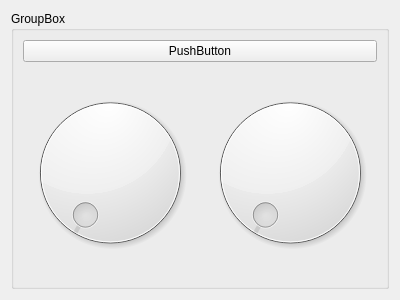
harrishancock/QtBaroboLink, file controlpanel.ui: the form before one commit.
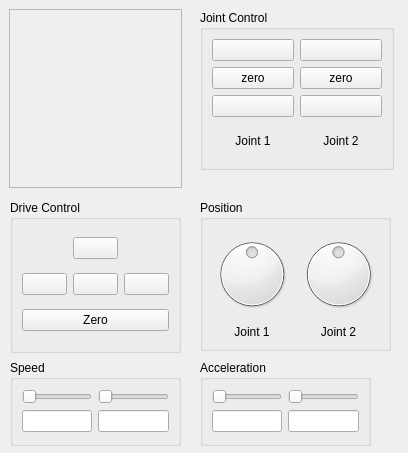
The form after the commit. Icons and pictures are not drawn.

Commit message: Implementing control panel...

Patch:
```diff
--- a/controlpanel.ui
+++ b/controlpanel.ui
@@ -6,37 +6,408 @@
    <rect>
     <x>0</x>
     <y>0</y>
-    <width>400</width>
-    <height>300</height>
+    <width>408</width>
+    <height>453</height>
    </rect>
   </property>
   <property name="windowTitle">
    <string>Form</string>
   </property>
-  <layout class="QVBoxLayout" name="verticalLayout">
-   <item>
-    <widget class="QGroupBox" name="groupBox">
-     <property name="title">
-      <string>GroupBox</string>
-     </property>
-     <layout class="QGridLayout" name="gridLayout">
-      <item row="1" column="0">
-       <widget class="QDial" name="dial"/>
+  <property name="autoFillBackground">
+   <bool>true</bool>
+  </property>
+  <property name="styleSheet">
+   <string notr="true"/>
+  </property>
+  <property name="linkbot_diagram" stdset="0">
+   <pixmap/>
+  </property>
+  <widget class="QFrame" name="frame">
+   <property name="geometry">
+    <rect>
+     <x>9</x>
+     <y>9</y>
+     <width>173</width>
+     <height>179</height>
+    </rect>
+   </property>
+   <property name="frameShape">
+    <enum>QFrame::StyledPanel</enum>
+   </property>
+   <property name="frameShadow">
+    <enum>QFrame::Raised</enum>
+   </property>
+   <layout class="QVBoxLayout" name="verticalLayout">
+    <item>
+     <widget class="QLabel" name="label">
+      <property name="text">
+       <string/>
+      </property>
+      <property name="pixmap">
+       <pixmap resource="resource.qrc">:/images/DOF_joint_diagram.png</pixmap>
+      </property>
+     </widget>
+    </item>
+   </layout>
+  </widget>
+  <widget class="QGroupBox" name="groupBox">
+   <property name="geometry">
+    <rect>
+     <x>200</x>
+     <y>10</y>
+     <width>194</width>
+     <height>160</height>
+    </rect>
+   </property>
+   <property name="title">
+    <string>Joint Control</string>
+   </property>
+   <property name="flat">
+    <bool>false</bool>
+   </property>
+   <layout class="QHBoxLayout" name="horizontalLayout">
+    <item>
+     <layout class="QVBoxLayout" name="verticalLayout_2">
+      <item>
+       <widget class="QPushButton" name="button_j1Forward">
+        <property name="text">
+         <string/>
+        </property>
+        <property name="icon">
+         <iconset resource="resource.qrc">
+          <normaloff>:/images/move_forward.png</normaloff>:/images/move_forward.png</iconset>
+        </property>
+        <property name="iconSize">
+         <size>
+          <width>24</width>
+          <height>24</height>
+         </size>
+        </property>
+       </widget>
       </item>
-      <item row="0" column="0" colspan="2">
-       <widget class="QPushButton" name="pushButton">
+      <item>
+       <widget class="QPushButton" name="button_j1Stop">
         <property name="text">
-         <string>PushButton</string>
+         <string>zero</string>
         </property>
        </widget>
       </item>
-      <item row="1" column="1">
-       <widget class="QDial" name="dial_2"/>
+      <item>
+       <widget class="QPushButton" name="button_j1Backward">
+        <property name="text">
+         <string/>
+        </property>
+        <property name="icon">
+         <iconset resource="resource.qrc">
+          <normaloff>:/images/move_back.png</normaloff>:/images/move_back.png</iconset>
+        </property>
+        <property name="iconSize">
+         <size>
+          <width>24</width>
+          <height>24</height>
+         </size>
+        </property>
+       </widget>
       </item>
+      <item>
+       <widget class="QLabel" name="label_2">
+        <property name="text">
+         <string>Joint 1</string>
+        </property>
+        <property name="alignment">
+         <set>Qt::AlignCenter</set>
+        </property>
+       </widget>
+      </item>
      </layout>
-    </widget>
-   </item>
-  </layout>
+    </item>
+    <item>
+     <layout class="QVBoxLayout" name="verticalLayout_3">
+      <item>
+       <widget class="QPushButton" name="button_j2Forward">
+        <property name="text">
+         <string/>
+        </property>
+        <property name="icon">
+         <iconset resource="resource.qrc">
+          <normaloff>:/images/move_forward.png</normaloff>:/images/move_forward.png</iconset>
+        </property>
+        <property name="iconSize">
+         <size>
+          <width>24</width>
+          <height>24</height>
+         </size>
+        </property>
+       </widget>
+      </item>
+      <item>
+       <widget class="QPushButton" name="button_j2Stop">
+        <property name="text">
+         <string>zero</string>
+        </property>
+       </widget>
+      </item>
+      <item>
+       <widget class="QPushButton" name="button_j2Backward">
+        <property name="text">
+         <string/>
+        </property>
+        <property name="icon">
+         <iconset resource="resource.qrc">
+          <normaloff>:/images/move_back.png</normaloff>:/images/move_back.png</iconset>
+        </property>
+        <property name="iconSize">
+         <size>
+          <width>24</width>
+          <height>24</height>
+         </size>
+        </property>
+       </widget>
+      </item>
+      <item>
+       <widget class="QLabel" name="label_j2">
+        <property name="text">
+         <string>Joint 2</string>
+        </property>
+        <property name="alignment">
+         <set>Qt::AlignCenter</set>
+        </property>
+       </widget>
+      </item>
+     </layout>
+    </item>
+   </layout>
+  </widget>
+  <widget class="QGroupBox" name="groupBox_2">
+   <property name="geometry">
+    <rect>
+     <x>10</x>
+     <y>200</y>
+     <width>171</width>
+     <height>153</height>
+    </rect>
+   </property>
+   <property name="title">
+    <string>Drive Control</string>
+   </property>
+   <layout class="QGridLayout" name="gridLayout">
+    <item row="0" column="1">
+     <widget class="QPushButton" name="button_driveForward">
+      <property name="text">
+       <string/>
+      </property>
+      <property name="icon">
+       <iconset resource="resource.qrc">
+        <normaloff>:/images/move_forward.png</normaloff>:/images/move_forward.png</iconset>
+      </property>
+      <property name="iconSize">
+       <size>
+        <width>32</width>
+        <height>32</height>
+       </size>
+      </property>
+     </widget>
+    </item>
+    <item row="1" column="0">
+     <widget class="QPushButton" name="button_driveLeft">
+      <property name="text">
+       <string/>
+      </property>
+      <property name="icon">
+       <iconset resource="resource.qrc">
+        <normaloff>:/images/rotate_left.png</normaloff>:/images/rotate_left.png</iconset>
+      </property>
+      <property name="iconSize">
+       <size>
+        <width>32</width>
+        <height>32</height>
+       </size>
+      </property>
+     </widget>
+    </item>
+    <item row="1" column="1">
+     <widget class="QPushButton" name="button_driveBackward">
+      <property name="text">
+       <string/>
+      </property>
+      <property name="icon">
+       <iconset resource="resource.qrc">
+        <normaloff>:/images/move_back.png</normaloff>:/images/move_back.png</iconset>
+      </property>
+      <property name="iconSize">
+       <size>
+        <width>32</width>
+        <height>32</height>
+       </size>
+      </property>
+     </widget>
+    </item>
+    <item row="1" column="2">
+     <widget class="QPushButton" name="button_driveRight">
+      <property name="text">
+       <string/>
+      </property>
+      <property name="icon">
+       <iconset resource="resource.qrc">
+        <normaloff>:/images/rotate_right.png</normaloff>:/images/rotate_right.png</iconset>
+      </property>
+      <property name="iconSize">
+       <size>
+        <width>32</width>
+        <height>32</height>
+       </size>
+      </property>
+     </widget>
+    </item>
+    <item row="2" column="0" colspan="3">
+     <widget class="QPushButton" name="button_moveToZero">
+      <property name="text">
+       <string>Zero</string>
+      </property>
+     </widget>
+    </item>
+   </layout>
+  </widget>
+  <widget class="QGroupBox" name="groupBox_3">
+   <property name="geometry">
+    <rect>
+     <x>200</x>
+     <y>200</y>
+     <width>191</width>
+     <height>151</height>
+    </rect>
+   </property>
+   <property name="autoFillBackground">
+    <bool>false</bool>
+   </property>
+   <property name="styleSheet">
+    <string notr="true"/>
+   </property>
+   <property name="title">
+    <string>Position</string>
+   </property>
+   <property name="flat">
+    <bool>false</bool>
+   </property>
+   <layout class="QGridLayout" name="gridLayout_2">
+    <item row="0" column="0">
+     <widget class="QDial" name="dial_j1">
+      <property name="minimum">
+       <number>-180</number>
+      </property>
+      <property name="maximum">
+       <number>180</number>
+      </property>
+      <property name="wrapping">
+       <bool>true</bool>
+      </property>
+     </widget>
+    </item>
+    <item row="0" column="1">
+     <widget class="QDial" name="dial_j2">
+      <property name="minimum">
+       <number>-180</number>
+      </property>
+      <property name="maximum">
+       <number>180</number>
+      </property>
+      <property name="wrapping">
+       <bool>true</bool>
+      </property>
+     </widget>
+    </item>
+    <item row="1" column="0">
+     <widget class="QLabel" name="label_4">
+      <property name="text">
+       <string>Joint 1</string>
+      </property>
+      <property name="alignment">
+       <set>Qt::AlignCenter</set>
+      </property>
+     </widget>
+    </item>
+    <item row="1" column="1">
+     <widget class="QLabel" name="label_j2b">
+      <property name="text">
+       <string>Joint 2</string>
+      </property>
+      <property name="alignment">
+       <set>Qt::AlignCenter</set>
+      </property>
+     </widget>
+    </item>
+   </layout>
+  </widget>
+  <widget class="QGroupBox" name="groupBox_4">
+   <property name="geometry">
+    <rect>
+     <x>10</x>
+     <y>360</y>
+     <width>171</width>
+     <height>86</height>
+    </rect>
+   </property>
+   <property name="title">
+    <string>Speed</string>
+   </property>
+   <layout class="QGridLayout" name="gridLayout_3">
+    <item row="0" column="0">
+     <widget class="QSlider" name="slider_speed1">
+      <property name="orientation">
+       <enum>Qt::Horizontal</enum>
+      </property>
+     </widget>
+    </item>
+    <item row="0" column="1">
+     <widget class="QSlider" name="slider_speed2">
+      <property name="orientation">
+       <enum>Qt::Horizontal</enum>
+      </property>
+     </widget>
+    </item>
+    <item row="1" column="0">
+     <widget class="QLineEdit" name="edit_speed1"/>
+    </item>
+    <item row="1" column="1">
+     <widget class="QLineEdit" name="edit_speed2"/>
+    </item>
+   </layout>
+  </widget>
+  <widget class="QGroupBox" name="groupBox_5">
+   <property name="geometry">
+    <rect>
+     <x>200</x>
+     <y>360</y>
+     <width>171</width>
+     <height>86</height>
+    </rect>
+   </property>
+   <property name="title">
+    <string>Acceleration</string>
+   </property>
+   <layout class="QGridLayout" name="gridLayout_4">
+    <item row="1" column="0">
+     <widget class="QLineEdit" name="edit_accel1"/>
+    </item>
+    <item row="0" column="0">
+     <widget class="QSlider" name="slider_accel1">
+      <property name="orientation">
+       <enum>Qt::Horizontal</enum>
+      </property>
+     </widget>
+    </item>
+    <item row="1" column="1">
+     <widget class="QLineEdit" name="edit_accel2"/>
+    </item>
+    <item row="0" column="1">
+     <widget class="QSlider" name="slider_accel2">
+      <property name="orientation">
+       <enum>Qt::Horizontal</enum>
+      </property>
+     </widget>
+    </item>
+   </layout>
+  </widget>
  </widget>
  <resources/>
  <connections/>
```
Left out of the diff: 4 changed lines with no effect on the pictures. The commit also changes 11 other files.
